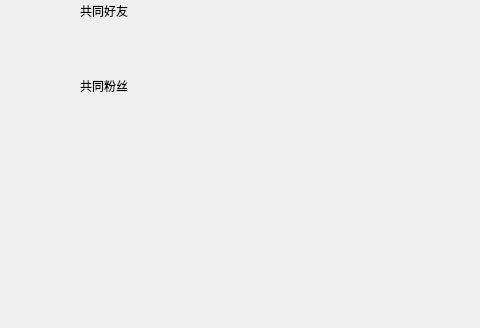
Above: person_specific.ui from VVictorWang/datastructure_course_design before the change; both pictures show x 0 to 480 and y 145 to 473 of the 581 by 473 pixel window. Below: the same form after it.
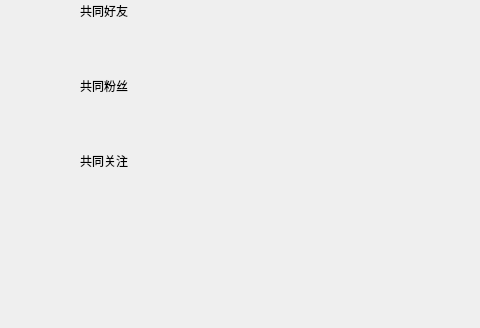
That is the form after the change.

What changed in the file:
```diff
--- a/person_specific.ui
+++ b/person_specific.ui
@@ -143,6 +143,32 @@
     <string/>
    </property>
   </widget>
+  <widget class="QLabel" name="label_6">
+   <property name="geometry">
+    <rect>
+     <x>80</x>
+     <y>290</y>
+     <width>51</width>
+     <height>31</height>
+    </rect>
+   </property>
+   <property name="text">
+    <string>共同关注</string>
+   </property>
+  </widget>
+  <widget class="QLabel" name="attentions">
+   <property name="geometry">
+    <rect>
+     <x>150</x>
+     <y>300</y>
+     <width>371</width>
+     <height>41</height>
+    </rect>
+   </property>
+   <property name="text">
+    <string/>
+   </property>
+  </widget>
  </widget>
  <resources/>
  <connections/>
```
